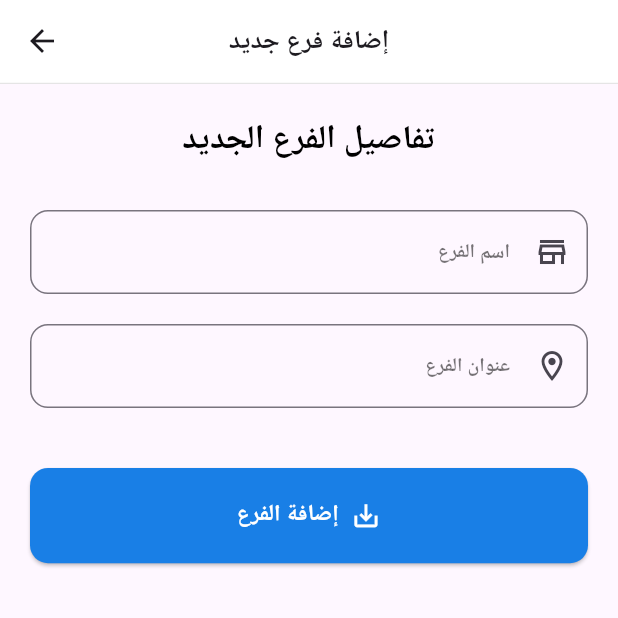
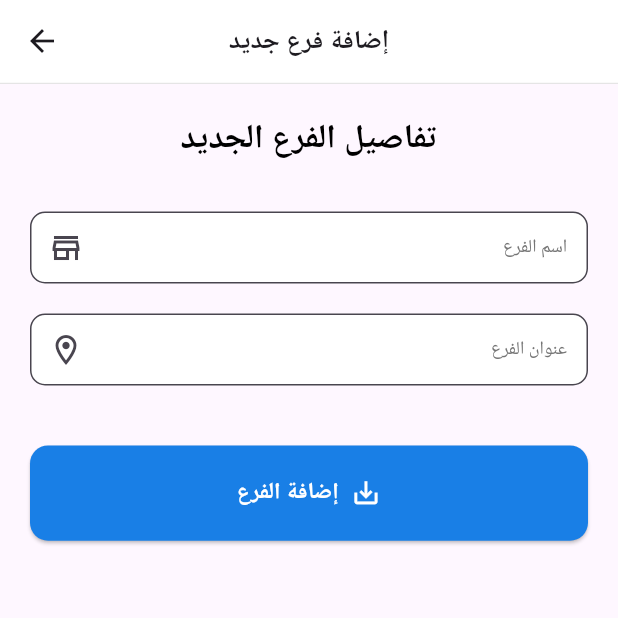
Before and after one commit to Moimen77/Hrx, a Flutter app: the AddBranchDetailsScreen screen opened directly with empty values, on a phone screen of 412 x 824 dp, the top half of it. Run offline on Flutter 3.47's test engine with Material 3 defaults, Android fonts, the phone set to English and light mode, and no system bars; our stand-ins replace app_links, file_picker, firebase_auth, firebase_core, firebase_messaging, flutter_dotenv and 16 more; accounts and stored records are empty; Roboto replaces fonts that are missing (Cairo); statements that could not run were skipped.

Commit message:
refactor: clean up imports and enhance TextField usage in AddBranchDetailsScreen

```diff
--- a/lib/core/mixin/network_aware_mixin.dart
+++ b/lib/core/mixin/network_aware_mixin.dart
@@ -2,7 +2,6 @@ import 'package:get/get.dart';
 import 'package:hrx/core/class/CheckInternetController.dart';
 import 'package:hrx/core/function/CustomSnackPar.dart';
 import 'package:flutter/foundation.dart';
-import 'package:http/http.dart' as http;
 
 mixin NetworkAwareMixin on GetxController {
   NetworkController get networkController => Get.find<NetworkController>();
--- a/lib/modules/hr/ProfileHr/Branches/view/AddBranchDetailsScreen.dart
+++ b/lib/modules/hr/ProfileHr/Branches/view/AddBranchDetailsScreen.dart
@@ -1,9 +1,11 @@
 import 'package:flutter/material.dart';
 import 'package:gap/gap.dart';
 import 'package:get/get.dart';
+import 'package:hrx/core/class/spAdabt.dart';
 import 'package:hrx/core/constant/TextStyleConst.dart';
 import 'package:hrx/modules/hr/ProfileHr/Branches/controllers/AddBranchDetailsController.dart';
 import 'package:hrx/shared_widgets/ButtonApp.dart';
+import 'package:hrx/shared_widgets/TextFieldApp.dart';
 import 'package:hrx/shared_widgets/customAppPar.dart';
 
 class AddBranchDetailsScreen extends GetView<AddBranchDetailsController> {
@@ -11,12 +13,6 @@ class AddBranchDetailsScreen extends GetView<AddBranchDetailsController> {
 
   @override
   Widget build(BuildContext context) {
-    final TextStyle style = cairoStyle(
-      fontSize: 13,
-      fontweight: FontWeight.w600,
-      fontcolor: Colors.black54,
-    );
-
     return Scaffold(
       appBar: CustomAppBar(title: 'إضافة فرع جديد'),
       body: SafeArea(
@@ -35,50 +31,24 @@ class AddBranchDetailsScreen extends GetView<AddBranchDetailsController> {
                       Text(
                         'تفاصيل الفرع الجديد',
                         style: cairoStyle(
-                          fontSize: 22,
+                          fontSize: 22.spAdaptive(context),
                           fontweight: FontWeight.bold,
                         ),
                         textAlign: TextAlign.center,
                       ),
                       const Gap(30),
-                      TextFormField(
+                      Textfieldapp(
                         controller: controller.nameController,
-                        decoration: InputDecoration(
-                          labelText: 'اسم الفرع',
-                          hintStyle: style,
-                          labelStyle: style,
-                          hintText: 'مثال: فرع القاهرة الجديدة',
-                          prefixIcon: Icon(Icons.store_mall_directory_outlined),
-                          border: OutlineInputBorder(
-                            borderRadius: BorderRadius.all(Radius.circular(12)),
-                          ),
+                        hint: 'اسم الفرع',
+                        suffixIcon: const Icon(
+                          Icons.store_mall_directory_outlined,
                         ),
-                        validator: (value) {
-                          if (value == null || value.isEmpty) {
-                            return 'الرجاء إدخال اسم الفرع';
-                          }
-                          return null;
-                        },
                       ),
                       const Gap(20),
-                      TextFormField(
+                      Textfieldapp(
                         controller: controller.addressController,
-                        decoration: InputDecoration(
-                          labelText: 'عنوان الفرع',
-                          labelStyle: style,
-                          hintStyle: style,
-                          hintText: 'مثال: 123 شارع التسعين، التجمع الخامس',
-                          prefixIcon: const Icon(Icons.location_on_outlined),
-                          border: const OutlineInputBorder(
-                            borderRadius: BorderRadius.all(Radius.circular(12)),
-                          ),
-                        ),
-                        validator: (value) {
-                          if (value == null || value.isEmpty) {
-                            return 'الرجاء إدخال عنوان الفرع';
-                          }
-                          return null;
-                        },
+                        hint: 'عنوان الفرع',
+                        suffixIcon: const Icon(Icons.location_on_outlined),
                       ),
                       const Gap(40),
                       Obx(
```
